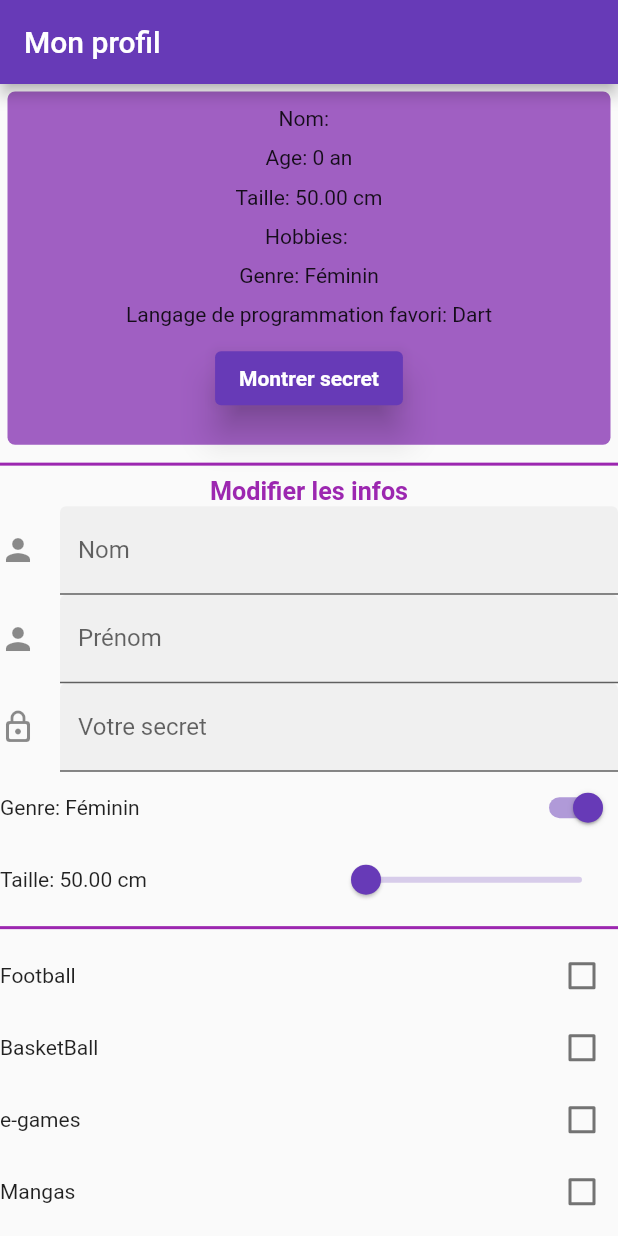
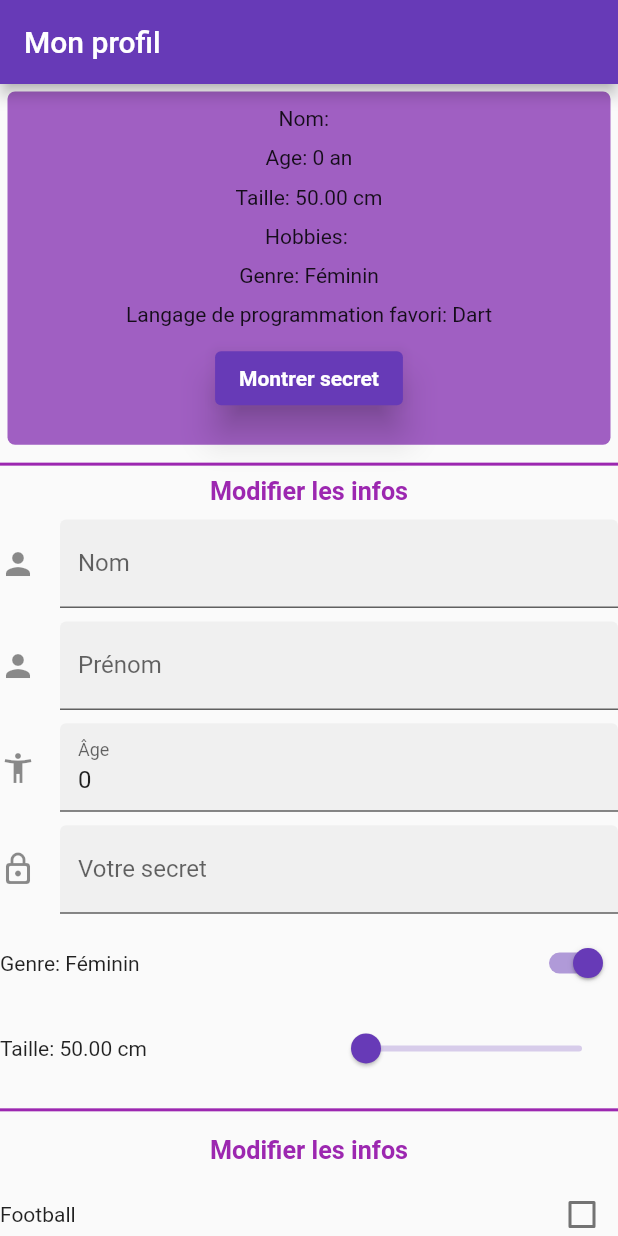
Before and after one commit to Kaidev21/exoInteractifsFlutter, a Flutter app: the screen it shows after launch, on a phone screen of 412 x 824 dp. Run offline on Flutter 3.47's test engine with Material 2 defaults, Android fonts, the light colour scheme and no system bars.

Commit message:
Deuxième commit, et fin du projet

```diff
--- a/lib/profile.dart
+++ b/lib/profile.dart
@@ -38,7 +38,7 @@ class Profile {
     if(hobbies.length == 0) {
       return toHobbiesString;
     } else {
-      toHobbiesString = "Mes hobbies sont: ";
+      toHobbiesString = "";
       hobbies.forEach((hobbie) {
         toHobbiesString += '$hobbies, ';
       });
--- a/lib/profile_page.dart
+++ b/lib/profile_page.dart
@@ -12,6 +12,7 @@ class ProfilePageState extends State<ProfilePage> {
   late TextEditingController surnameController;
   late TextEditingController nameController;
   late TextEditingController secretController;
+  late TextEditingController ageController;
   bool showSecret = false;
   Map<String, bool> hobbies = {
     "Football" : false,
@@ -27,9 +28,11 @@ class ProfilePageState extends State<ProfilePage> {
     surnameController = TextEditingController();
     nameController = TextEditingController();
     secretController = TextEditingController();
+    ageController = TextEditingController();
     surnameController.text = myProfile.surname;
     nameController.text = myProfile.name;
     secretController.text = myProfile.secret;
+    ageController.text = myProfile.age.toString();
   }
 
   @override
@@ -69,7 +72,7 @@ class ProfilePageState extends State<ProfilePage> {
               ),
               Container(
                 width: width,
-                height: height /2,
+                height: height,
                 child: Column(
                   mainAxisAlignment: MainAxisAlignment.spaceEvenly,
                   children: [
@@ -95,6 +98,21 @@ class ProfilePageState extends State<ProfilePage> {
                       ),
                       onFieldSubmitted: (value) {
                         setState(() {
+                          updateUser();
+                        });
+                      },
+                    ),
+                    TextFormField(
+                      controller: ageController,
+                      decoration: const InputDecoration(
+                        filled: true,
+                        icon: const Icon(Icons.accessibility_new),
+                        hintText: "Entrez votre âge",
+                        labelText: "Âge"
+                      ),
+                      keyboardType: TextInputType.number,
+                      onFieldSubmitted: (value) {
+                        setState((){
                           updateUser();
                         });
                       },
@@ -149,7 +167,26 @@ class ProfilePageState extends State<ProfilePage> {
                       thickness: 2,
                       color: Colors.purple,
                     ),
+                    const Text("Modifier les infos",
+                      style: TextStyle(
+                        color: Colors.purple,
+                        fontWeight: FontWeight.bold,
+                      ),
+                      textScaleFactor: 1.2,
+                    ),
                     myHobbies(),
+                    const Divider(
+                      thickness: 2,
+                      color: Colors.purple,
+                    ),
+                    const Text("Langage préféré",
+                      style: TextStyle(
+                        color: Colors.purple,
+                        fontWeight: FontWeight.bold,
+                      ),
+                      textScaleFactor: 1.2,
+                    ),
+                    myRadios(),
                   ],
                 ),
               ),
@@ -164,7 +201,12 @@ class ProfilePageState extends State<ProfilePage> {
       myProfile =  Profile (
         surname: (surnameController.text != myProfile.surname) ? surnameController.text:surnameController.text,
         name: (nameController.text != myProfile.name) ? nameController.text : myProfile.name,
-        secret: secretController.text
+        secret: secretController.text,
+        favoriteLang: myProfile.favoriteLang,
+        hobbies: myProfile.hobbies,
+        height: myProfile.height,
+        age: int.parse(ageController.text),
+        gender: myProfile.gender
       );
     });
   }
@@ -216,7 +258,7 @@ class ProfilePageState extends State<ProfilePage> {
   Column myHobbies() {
     List<Widget> widgets = [];
     hobbies.forEach((hobby, like) {
-          Row r = Row(
+    Row r = Row(
             mainAxisAlignment: MainAxisAlignment.spaceBetween,
             mainAxisSize: MainAxisSize.max,
             children: [
@@ -240,4 +282,27 @@ class ProfilePageState extends State<ProfilePage> {
     return Column(children: widgets);
   }
 
+  Row myRadios() {
+    List<Widget> w = [];
+    List<String> langs = ["Dart", "Swift", "Kotlin", "Java", "Python"];
+    int index = langs.indexWhere((lang) => lang.startsWith(myProfile.favoriteLang));
+    for(var x = 0; x < langs.length; x++) {
+      Column c = Column (
+        children: [
+          Text(langs[x]),
+          Radio(value: x, groupValue: index, onChanged: (newValue) {
+            setState(() {
+              myProfile.favoriteLang = langs[newValue as int];
+            });
+          },)
+        ],
+      );
+      w.add(c);
+    }
+    return Row(
+      mainAxisAlignment: MainAxisAlignment.spaceEvenly,
+      children: w,
+    );
+  }
+
 }
```
